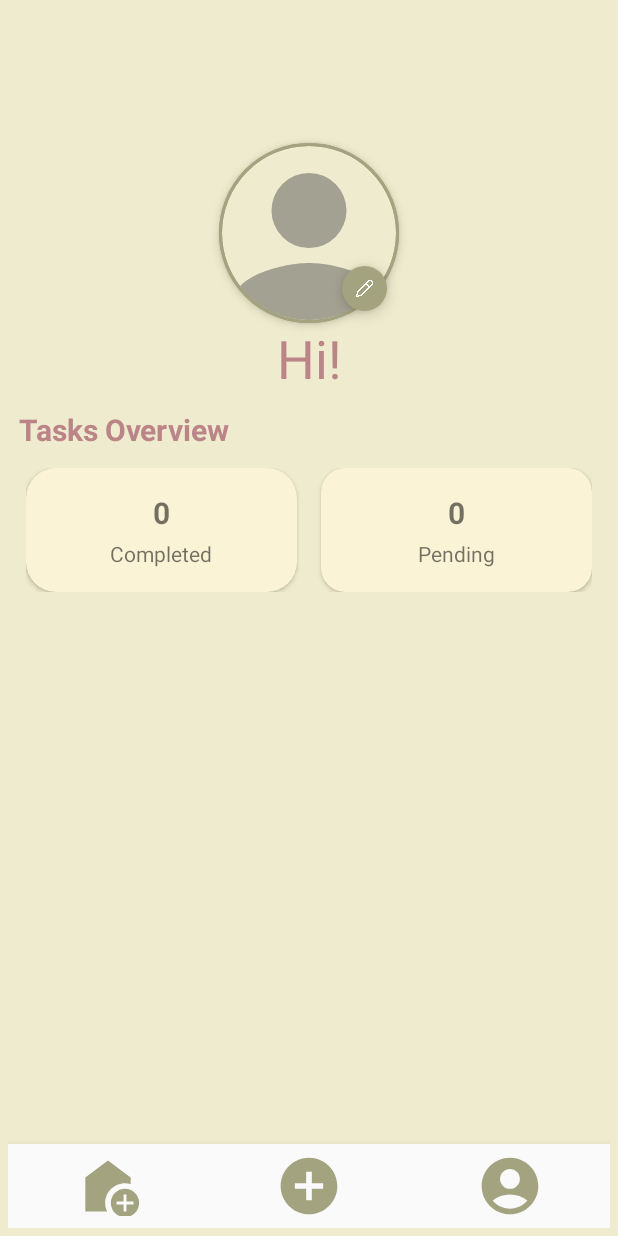
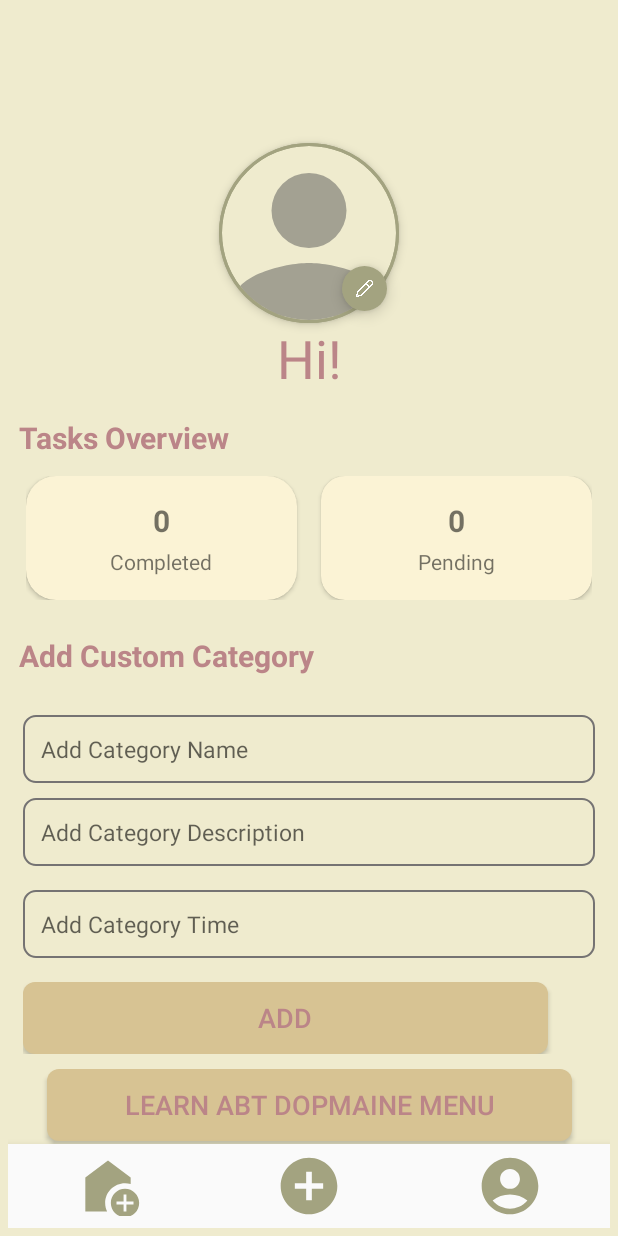
Before and after one commit to AreebaAkram/DopamineMenu, an Android app: the UserProfile screen opened directly, with no data from a screen before it, on a phone screen of 412 x 824 dp. Run offline under Robolectric (Android 15) with nearby library versions, the phone set to English and light mode, and no system bars; our stand-ins replace CircleImageView, Firebase (no records; nobody signed in at launch, a user with empty details on screens opened directly), data binding.

Commit message:
custom categories

```diff
--- a/app/src/main/java/com/example/dopaminemenu/vibemenu/activity/HomeActivity.kt
+++ b/app/src/main/java/com/example/dopaminemenu/vibemenu/activity/HomeActivity.kt
@@ -16,6 +16,7 @@ class HomeActivity : AppCompatActivity() {
     private lateinit var binding: HomeviewBinding
     private lateinit var viewModel: MainViewModel
     private lateinit var adapter: MainAdapter
+
 
     @SuppressLint("NotifyDataSetChanged")
     override fun onCreate(savedInstanceState: Bundle?) {
--- a/app/src/main/java/com/example/dopaminemenu/vibemenu/activity/SignupActivity.kt
+++ b/app/src/main/java/com/example/dopaminemenu/vibemenu/activity/SignupActivity.kt
@@ -28,7 +28,7 @@ class SignupActivity : AppCompatActivity() {
         binding?.loginbtn?.setText("Already have an account? Login")
 
         binding?.loginbtn?.setOnClickListener() {
-            val intent = Intent(this, LoginActivity::class.java)
+            val intent = Intent(this, HomeActivity::class.java)
             startActivity(intent)
         }
 
--- a/app/src/main/java/com/example/dopaminemenu/vibemenu/activity/UserProfile.kt
+++ b/app/src/main/java/com/example/dopaminemenu/vibemenu/activity/UserProfile.kt
@@ -7,12 +7,17 @@ import android.graphics.BitmapFactory
 import android.net.Uri
 import android.os.Bundle
 import android.util.Base64
+import android.widget.Button
+import android.widget.EditText
 import android.widget.TextView
 import android.widget.Toast
 import androidx.activity.result.contract.ActivityResultContracts
 import androidx.appcompat.app.AppCompatActivity
+import androidx.lifecycle.ViewModelProvider
 import com.example.dopaminemenu.R
 import com.example.dopaminemenu.databinding.UserProfileBinding
+import com.example.dopaminemenu.vibemenu.model.Category
+import com.example.dopaminemenu.vibemenu.viewmodel.MainViewModel
 import com.google.firebase.auth.FirebaseAuth
 import com.google.firebase.database.DataSnapshot
 import com.google.firebase.database.DatabaseError
@@ -21,6 +26,12 @@ import com.google.firebase.database.ValueEventListener
 import java.io.ByteArrayOutputStream
 
 class UserProfile : AppCompatActivity() {
+
+    private lateinit var viewModel: MainViewModel
+    private lateinit var edtCategoryName: EditText
+    private lateinit var edtCategoryDesc: EditText
+    private lateinit var edtCategoryTime: EditText
+    private lateinit var btnAddCategory: Button
 
     private lateinit var binding: UserProfileBinding
     private var imageUri: Uri? = null
@@ -42,8 +53,41 @@ class UserProfile : AppCompatActivity() {
         binding.tasks.setText("Tasks Overview")
         binding.statsview.completed.setText("Completed")
         binding.statsview.pending.setText("Pending")
+        binding.addH1.setText("Add Custom Category")
         completed = binding.statsview.numcompleted
         pending = binding.statsview.numpending
+
+        viewModel = ViewModelProvider(this)[MainViewModel::class.java]
+
+        edtCategoryName = findViewById(R.id.addcategory)
+        btnAddCategory = findViewById(R.id.addbtn)
+        edtCategoryDesc = findViewById(R.id.addDesc)
+        edtCategoryTime = findViewById(R.id.addtime)
+
+        btnAddCategory.setOnClickListener {
+            val name = edtCategoryName.text.toString().trim()
+            val desc = edtCategoryDesc.text.toString().trim()
+            val time = edtCategoryTime.text.toString().trim()
+
+            if (name.isNotEmpty()) {
+                val category = Category(name = name, desc = desc, time = "0" )
+                viewModel.addCategory(category) { success ->
+                    if (success) {
+                        Toast.makeText(this, "Category added!", Toast.LENGTH_SHORT).show()
+                        edtCategoryName.text.clear()
+                        edtCategoryDesc.text.clear()
+                        edtCategoryTime.text.clear()
+                    } else {
+                        Toast.makeText(this, "Failed to add category", Toast.LENGTH_SHORT).show()
+                    }
+                }
+            } else {
+                Toast.makeText(this, "Enter category name", Toast.LENGTH_SHORT).show()
+            }
+        }
+
+
+
         loadStats()
 
 
@@ -90,13 +134,11 @@ class UserProfile : AppCompatActivity() {
         pickImageLauncher.launch(intent)
     }
 
-    // Convert Uri → Bitmap
     private fun uriToBitmap(uri: Uri): Bitmap {
         val inputStream = contentResolver.openInputStream(uri)
         return BitmapFactory.decodeStream(inputStream)
     }
 
-    // Convert Bitmap → Base64 String
     private fun bitmapToBase64(bitmap: Bitmap): String {
         val byteArrayOutputStream = ByteArrayOutputStream()
         bitmap.compress(Bitmap.CompressFormat.JPEG, 50, byteArrayOutputStream)
@@ -104,13 +146,11 @@ class UserProfile : AppCompatActivity() {
         return Base64.encodeToString(byteArray, Base64.DEFAULT)
     }
 
-    // Convert Base64 → Bitmap
     private fun base64ToBitmap(base64Str: String): Bitmap {
         val decodedBytes = Base64.decode(base64Str, Base64.DEFAULT)
         return BitmapFactory.decodeByteArray(decodedBytes, 0, decodedBytes.size)
     }
 
-    // Save Base64 image string into Firebase Realtime Database
     private fun saveImageToRealtimeDB(base64Image: String) {
         dbRef.child(userId).child("profileImage").setValue(base64Image)
             .addOnSuccessListener {
--- a/app/src/main/java/com/example/dopaminemenu/vibemenu/repository/MainRepo.kt
+++ b/app/src/main/java/com/example/dopaminemenu/vibemenu/repository/MainRepo.kt
@@ -30,4 +30,16 @@ class MainRepo() {
         })
         return mutableData
     }
+    fun addCategory(category: Category, onResult: (Boolean) -> Unit) {
+        val ref = firebaseDatabase.getReference("Category")
+        val id = ref.push().key
+        if (id != null) {
+            ref.child(id).setValue(category)
+                .addOnSuccessListener { onResult(true) }
+                .addOnFailureListener { onResult(false) }
+        } else {
+            onResult(false)
+        }
+    }
+
 }
--- a/app/src/main/java/com/example/dopaminemenu/vibemenu/viewmodel/MainViewModel.kt
+++ b/app/src/main/java/com/example/dopaminemenu/vibemenu/viewmodel/MainViewModel.kt
@@ -19,4 +19,7 @@ class MainViewModel : ViewModel() {
         return activities.loadActivities()
 
     }
+    fun addCategory(category: Category, onResult: (Boolean) -> Unit) {
+        repo.addCategory(category, onResult)
+    }
 }
--- a/app/src/main/res/layout/user_profile.xml
+++ b/app/src/main/res/layout/user_profile.xml
@@ -56,7 +56,7 @@
             android:textSize="20sp"
             android:textColor="#bb8588"
             android:textStyle="bold"
-            android:layout_marginTop="10dp"
+            android:layout_marginTop="15dp"
             android:layout_marginStart="7dp"
             app:layout_constraintTop_toBottomOf="@+id/welcometxt"
             app:layout_constraintStart_toStartOf="parent"
@@ -70,6 +70,84 @@
             app:layout_constraintTop_toBottomOf="@+id/tasks"
            >
         </include>
+
+        <TextView
+            android:id="@+id/addH1"
+            android:layout_width="wrap_content"
+            android:layout_height="wrap_content"
+            android:textSize="20sp"
+            android:textColor="#bb8588"
+            android:textStyle="bold"
+            android:layout_marginTop="15dp"
+            android:layout_marginStart="7dp"
+            app:layout_constraintTop_toBottomOf="@+id/statsview"
+            app:layout_constraintStart_toStartOf="parent"
+            >
+        </TextView>
+        <LinearLayout
+            android:id="@+id/edttxt"
+            android:layout_width="match_parent"
+            android:layout_height="wrap_content"
+            android:orientation="vertical"
+            android:padding="10dp"
+            android:layout_marginTop="16dp"
+            app:layout_constraintTop_toBottomOf="@+id/addH1">
+
+
+            <EditText
+                android:id="@+id/addcategory"
+                android:layout_width="match_parent"
+                android:layout_height="wrap_content"
+                android:hint="Add Category Name"
+                android:textSize="15sp"
+                android:background="@drawable/edittext_rounded"
+                android:padding="12dp"
+                android:layout_marginBottom="10dp"/>
+            <EditText
+                android:id="@+id/addDesc"
+                android:layout_width="match_parent"
+                android:layout_height="wrap_content"
+                android:hint="Add Category Description"
+                android:textSize="15sp"
+                android:background="@drawable/edittext_rounded"
+                android:padding="12dp"
+                android:layout_marginBottom="16dp"/>
+            <EditText
+                android:id="@+id/addtime"
+                android:layout_width="match_parent"
+                android:layout_height="wrap_content"
+                android:hint="Add Category Time"
+                android:textSize="15sp"
+                android:background="@drawable/edittext_rounded"
+                android:padding="12dp"
+                android:layout_marginBottom="16dp"/>
+            <Button
+                android:id="@+id/addbtn"
+                android:layout_width="350dp"
+                android:layout_height="wrap_content"
+                android:text="Add"
+                android:textSize="18sp"
+                android:background="@drawable/button_background"
+                android:textColor="#bb8588"
+                android:paddingHorizontal="24dp"
+               />
+        </LinearLayout>
+
+        <Button
+            android:id="@+id/abt"
+            android:layout_width="350dp"
+            android:layout_height="wrap_content"
+            android:text="Learn abt Dopmaine Menu"
+            android:textSize="18sp"
+            android:background="@drawable/button_background"
+            android:textColor="#bb8588"
+            app:layout_constraintStart_toStartOf="parent"
+            app:layout_constraintEnd_toEndOf="parent"
+           app:layout_constraintTop_toBottomOf="@+id/edttxt"
+            android:layout_marginBottom="20dp"
+            >
+        </Button>
+
         <com.google.android.material.bottomnavigation.BottomNavigationView
             android:id="@+id/bottom_nav"
             android:layout_width="0dp"
```
